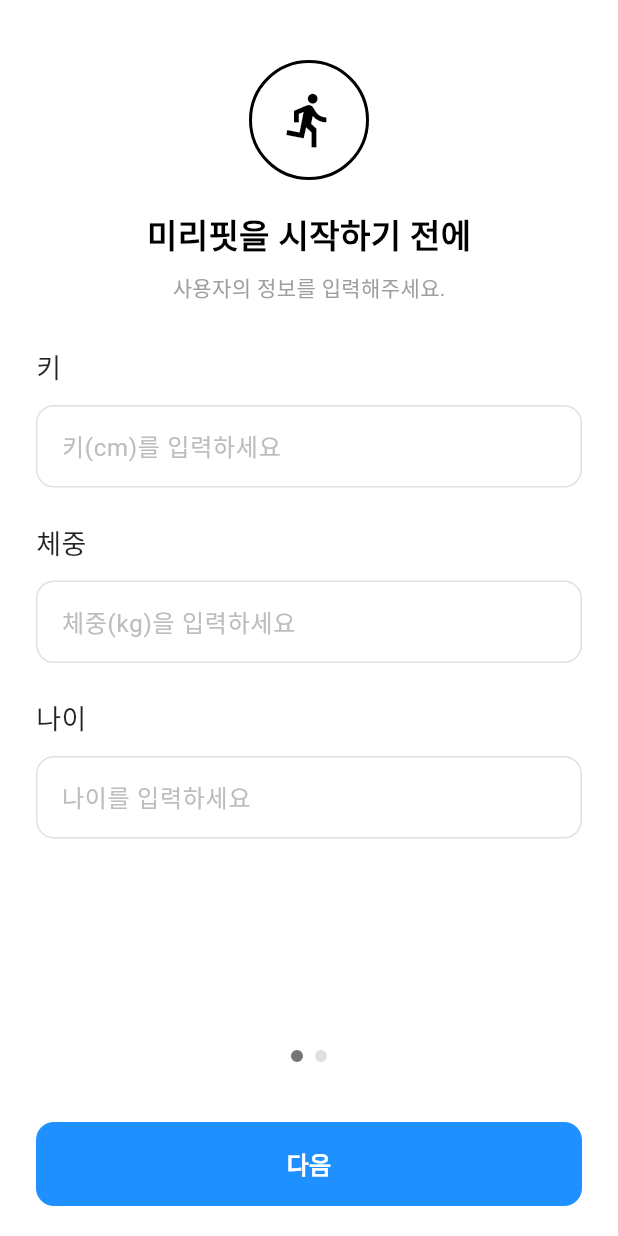
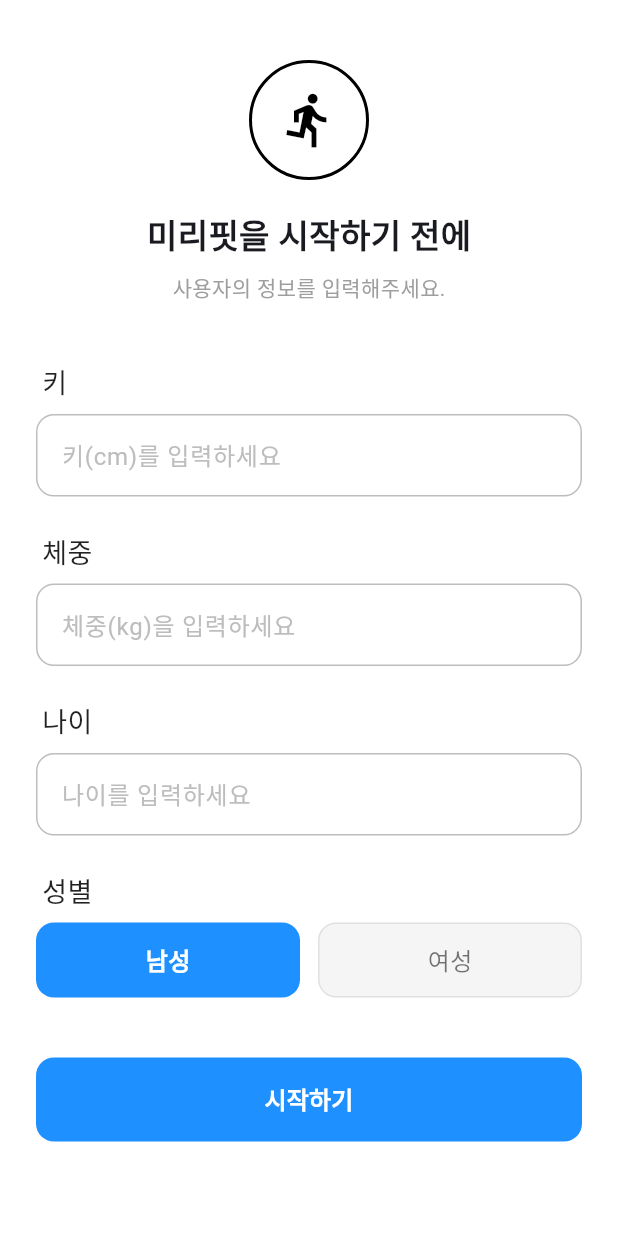
Before and after one commit to 123owq/mirifit, a Flutter app: the screen it shows after launch, on a phone screen of 412 x 824 dp. Run offline on Flutter 3.47's test engine with Material 3 defaults, Android fonts, the phone set to English and light mode, and no system bars; our stand-ins replace camera, image_picker, permission_handler; missing offline and left inert: photo_manager.

Commit message:
모드 제거

```diff
--- a/lib/main.dart
+++ b/lib/main.dart
@@ -16,7 +16,6 @@ import 'package:mirifit/views/record_detail_screen.dart';
 import 'package:mirifit/views/goal_by_date_screen.dart';
 import 'package:mirifit/views/profile_screen.dart';
 import 'package:mirifit/views/full_screen_image_screen.dart';
-import 'package:mirifit/models/app_mode.dart';
 
 void main() async {
   // 1. async 추가
--- a/lib/views/opening_screen.dart
+++ b/lib/views/opening_screen.dart
@@ -1,7 +1,7 @@
 import 'package:flutter/material.dart';
 import 'package:mirifit/models/fitness_data.dart';
-import 'main_screen.dart';
-import '../models/app_mode.dart';
+import 'package:mirifit/views/main_screen.dart';
+// import 'package:mirifit/models/app_mode.dart';
 
 class OpeningScreen extends StatefulWidget {
   const OpeningScreen({super.key});
@@ -11,40 +11,30 @@ class OpeningScreen extends StatefulWidget {
 }
 
 class _OpeningScreenState extends State<OpeningScreen> {
-  final PageController _pageController = PageController();
+  // 입력 컨트롤러
   final TextEditingController _heightController = TextEditingController();
   final TextEditingController _weightController = TextEditingController();
   final TextEditingController _ageController = TextEditingController();
 
-  // 상태 변수들
-  int _currentPage = 0; // 0: 첫번째 페이지, 1: 두번째 페이지
-  String _selectedGender = '남성'; // 기본값
-  AppMode _selectedMode = AppMode.precise; // 기본값
+  // 성별 기본값
+  String _selectedGender = '남성';
 
   @override
   void dispose() {
-    _pageController.dispose();
     _heightController.dispose();
     _weightController.dispose();
     _ageController.dispose();
     super.dispose();
   }
 
-  // 다음 페이지로 이동
-  void _nextPage() {
-    // TODO: 입력값 검증 추가
-    _pageController.nextPage(
-      duration: const Duration(milliseconds: 300),
-      curve: Curves.easeInOut,
-    );
-  }
-
-  // 앱 시작하기 (홈 화면으로 이동)
+  // [다음] 버튼 눌렀을 때 실행
   void _startApp() {
+    // 1. 입력값 가져오기 (비어있으면 0)
     final double height = double.tryParse(_heightController.text) ?? 0;
     final double currentWeight = double.tryParse(_weightController.text) ?? 0;
     final int age = int.tryParse(_ageController.text) ?? 0;
 
+    // 2. 데이터 모델 생성 (나중에 사용할 수 있음)
     final fitnessData = FitnessData(
       height: height,
       currentWeight: currentWeight,
@@ -52,11 +42,11 @@ class _OpeningScreenState extends State<OpeningScreen> {
       gender: _selectedGender,
     );
 
+    // 3. 메인 화면으로 이동 (모드 전달 X)
     Navigator.pushReplacement(
       context,
       MaterialPageRoute(
         builder: (context) => MainScreen(
-          mode: _selectedMode,
           fitnessData: fitnessData,
         ),
       ),
@@ -67,67 +57,75 @@ class _OpeningScreenState extends State<OpeningScreen> {
   Widget build(BuildContext context) {
     return Scaffold(
       backgroundColor: Colors.white,
-      // 키보드 올라왔을 때 화면 밀림 방지 및 여백 터치 시 키보드 닫기
+      // 화면 빈 곳 터치 시 키보드 내리기
       body: GestureDetector(
         onTap: () => FocusScope.of(context).unfocus(),
         child: SafeArea(
-          child: Column(
-            children: [
-              const SizedBox(height: 40),
-              // 1. 상단 공통 헤더 (아이콘 + 타이틀)
-              _buildHeader(),
+          child: SingleChildScrollView(
+            padding: const EdgeInsets.symmetric(horizontal: 24.0),
+            child: Column(
+              crossAxisAlignment: CrossAxisAlignment.start,
+              children: [
+                const SizedBox(height: 40),
 
-              const SizedBox(height: 30),
+                // 1. 상단 헤더
+                Center(child: _buildHeader()),
 
-              // 2. 메인 컨텐츠 (PageView)
-              Expanded(
-                child: PageView(
-                  controller: _pageController,
-                  onPageChanged: (index) {
-                    setState(() {
-                      _currentPage = index;
-                    });
-                  },
+                const SizedBox(height: 40),
+
+                // 2. 입력 폼들
+                _buildInputLabel("키"),
+                _buildTextField(controller: _heightController, hint: "키(cm)를 입력하세요"),
+                const SizedBox(height: 24),
+
+                _buildInputLabel("체중"),
+                _buildTextField(controller: _weightController, hint: "체중(kg)을 입력하세요"),
+                const SizedBox(height: 24),
+
+                _buildInputLabel("나이"),
+                _buildTextField(controller: _ageController, hint: "나이를 입력하세요"),
+                const SizedBox(height: 24),
+
+                // 3. 성별 선택 버튼
+                _buildInputLabel("성별"),
+                Row(
                   children: [
-                    _buildStep1Form(), // 1페이지: 키/체중/나이
-                    _buildStep2Form(), // 2페이지: 성별/모드
+                    Expanded(
+                      child: _buildSelectButton(
+                        text: "남성",
+                        isSelected: _selectedGender == '남성',
+                        onTap: () => setState(() => _selectedGender = '남성'),
+                      ),
+                    ),
+                    const SizedBox(width: 12),
+                    Expanded(
+                      child: _buildSelectButton(
+                        text: "여성",
+                        isSelected: _selectedGender == '여성',
+                        onTap: () => setState(() => _selectedGender = '여성'),
+                      ),
+                    ),
                   ],
                 ),
-              ),
 
-              // 3. 하단 인디케이터 (점 두개)
-              Row(
-                mainAxisAlignment: MainAxisAlignment.center,
-                children: [
-                  _buildIndicator(isActive: _currentPage == 0),
-                  const SizedBox(width: 8),
-                  _buildIndicator(isActive: _currentPage == 1),
-                ],
-              ),
+                const SizedBox(height: 40),
 
-              const SizedBox(height: 20),
-
-              // 4. 하단 버튼 (다음 or 시작하기)
-              Padding(
-                padding: const EdgeInsets.symmetric(
-                  horizontal: 24.0,
-                  vertical: 20,
-                ),
-                child: SizedBox(
+                // 4. [다음] 버튼
+                SizedBox(
                   width: double.infinity,
                   height: 56,
                   child: ElevatedButton(
-                    onPressed: _currentPage == 0 ? _nextPage : _startApp,
+                    onPressed: _startApp,
                     style: ElevatedButton.styleFrom(
-                      backgroundColor: const Color(0xFF1E90FF), // 파란색 (이미지 참조)
+                      backgroundColor: const Color(0xFF1E90FF), // 파란색
                       shape: RoundedRectangleBorder(
                         borderRadius: BorderRadius.circular(12),
                       ),
                       elevation: 0,
                     ),
-                    child: Text(
-                      _currentPage == 0 ? "다음" : "미리핏 시작하기",
-                      style: const TextStyle(
+                    child: const Text(
+                      "시작하기",
+                      style: TextStyle(
                         fontSize: 16,
                         fontWeight: FontWeight.bold,
                         color: Colors.white,
@@ -135,21 +133,20 @@ class _OpeningScreenState extends State<OpeningScreen> {
                     ),
                   ),
                 ),
-              ),
-            ],
+                const SizedBox(height: 40),
+              ],
+            ),
           ),
         ),
       ),
     );
   }
 
-  // --- 위젯 조각들 (Components) ---
+  // --- UI 구성 요소 (위젯) ---
 
-  // 상단 헤더
   Widget _buildHeader() {
     return Column(
       children: [
-        // 로고 아이콘 (원형)
         Container(
           width: 80,
           height: 80,
@@ -157,130 +154,32 @@ class _OpeningScreenState extends State<OpeningScreen> {
             shape: BoxShape.circle,
             border: Border.all(color: Colors.black, width: 2),
           ),
-          child: const Icon(
-            Icons.directions_run,
-            size: 40,
-            color: Colors.black,
-          ),
+          child: const Icon(Icons.directions_run, size: 40, color: Colors.black),
         ),
         const SizedBox(height: 20),
-        const Text(
-          "미리핏을 시작하기 전에",
-          style: TextStyle(
-            fontSize: 22,
-            fontWeight: FontWeight.bold,
-            color: Colors.black,
-          ),
-        ),
+        const Text("미리핏을 시작하기 전에", style: TextStyle(fontSize: 22, fontWeight: FontWeight.bold)),
         const SizedBox(height: 8),
-        const Text(
-          "사용자의 정보를 입력해주세요.",
-          style: TextStyle(fontSize: 14, color: Colors.grey),
-        ),
+        const Text("사용자의 정보를 입력해주세요.", style: TextStyle(fontSize: 14, color: Colors.grey)),
       ],
     );
   }
 
-  // 페이지 1: 키/체중/나이 입력
-  Widget _buildStep1Form() {
-    return SingleChildScrollView(
-      padding: const EdgeInsets.symmetric(horizontal: 24.0),
-      child: Column(
-        crossAxisAlignment: CrossAxisAlignment.start,
-        children: [
-          _buildInputLabel("키"),
-          _buildTextField(controller: _heightController, hint: "키(cm)를 입력하세요"),
-          const SizedBox(height: 24),
-          _buildInputLabel("체중"),
-          _buildTextField(controller: _weightController, hint: "체중(kg)을 입력하세요"),
-          const SizedBox(height: 24),
-          _buildInputLabel("나이"),
-          _buildTextField(controller: _ageController, hint: "나이를 입력하세요"),
-        ],
+  Widget _buildInputLabel(String text) {
+    return Padding(
+      padding: const EdgeInsets.only(bottom: 8.0, left: 4.0),
+      child: Text(
+        text,
+        style: const TextStyle(fontSize: 18, fontWeight: FontWeight.w500, color: Colors.black87),
       ),
     );
   }
 
-  // 페이지 2: 성별/모드 선택
-  Widget _buildStep2Form() {
-    return Padding(
-      padding: const EdgeInsets.symmetric(horizontal: 24.0),
-      child: Column(
-        crossAxisAlignment: CrossAxisAlignment.start,
-        children: [
-          _buildInputLabel("성별"),
-          Row(
-            children: [
-              Expanded(
-                child: _buildSelectButton(
-                  text: "남성",
-                  isSelected: _selectedGender == '남성',
-                  onTap: () => setState(() => _selectedGender = '남성'),
-                ),
-              ),
-              const SizedBox(width: 12),
-              Expanded(
-                child: _buildSelectButton(
-                  text: "여성",
-                  isSelected: _selectedGender == '여성',
-                  onTap: () => setState(() => _selectedGender = '여성'),
-                ),
-              ),
-            ],
-          ),
-          const SizedBox(height: 40),
-          _buildInputLabel("미리핏을 통하여"),
-          Row(
-            children: [
-              Expanded(
-                child: _buildSelectButton(
-                  text: "정밀하게 시작할래요",
-                  isSelected: _selectedMode == AppMode.precise,
-                  onTap: () => setState(() => _selectedMode = AppMode.precise),
-                  fontSize: 13,
-                ),
-              ),
-              const SizedBox(width: 12),
-              Expanded(
-                child: _buildSelectButton(
-                  text: "간편하게 시작할래요",
-                  isSelected: _selectedMode == AppMode.simple,
-                  onTap: () => setState(() => _selectedMode = AppMode.simple),
-                  fontSize: 13,
-                ),
-              ),
-            ],
-          ),
-        ],
-      ),
-    );
-  }
-
-  // --- Helper Widgets ---
-
-  Widget _buildInputLabel(String text) {
-    return Padding(
-      padding: const EdgeInsets.only(bottom: 12.0),
-      child: Text(
-        text,
-        style: const TextStyle(
-          fontSize: 18,
-          fontWeight: FontWeight.w500,
-          color: Colors.black87,
-        ),
-      ),
-    );
-  }
-
-  Widget _buildTextField({
-    required TextEditingController controller,
-    required String hint,
-  }) {
+  Widget _buildTextField({required TextEditingController controller, required String hint}) {
     return Container(
       decoration: BoxDecoration(
         color: Colors.white,
         borderRadius: BorderRadius.circular(12),
-        border: Border.all(color: Colors.grey.shade300),
+        border: Border.all(color: Colors.grey.shade400),
       ),
       child: TextField(
         controller: controller,
@@ -289,55 +188,32 @@ class _OpeningScreenState extends State<OpeningScreen> {
           hintText: hint,
           hintStyle: TextStyle(color: Colors.grey.shade400),
           border: InputBorder.none,
-          contentPadding: const EdgeInsets.symmetric(
-            horizontal: 16,
-            vertical: 14,
-          ),
+          contentPadding: const EdgeInsets.symmetric(horizontal: 16, vertical: 14),
         ),
       ),
     );
   }
 
-  Widget _buildSelectButton({
-    required String text,
-    required bool isSelected,
-    required VoidCallback onTap,
-    double fontSize = 16,
-  }) {
+  Widget _buildSelectButton({required String text, required bool isSelected, required VoidCallback onTap}) {
     return GestureDetector(
       onTap: onTap,
       child: Container(
         height: 50,
         alignment: Alignment.center,
         decoration: BoxDecoration(
-          color: isSelected
-              ? const Color(0xFF1E90FF)
-              : const Color(0xFFF5F5F5), // 선택됨: 파랑, 안됨: 연회색
+          color: isSelected ? const Color(0xFF1E90FF) : const Color(0xFFF5F5F5),
           borderRadius: BorderRadius.circular(12),
-          border: isSelected ? null : Border.all(color: Colors.transparent),
+          border: isSelected ? null : Border.all(color: Colors.grey.shade300),
         ),
         child: Text(
           text,
           style: TextStyle(
             color: isSelected ? Colors.white : Colors.black54,
             fontWeight: isSelected ? FontWeight.bold : FontWeight.normal,
-            fontSize: fontSize,
+            fontSize: 16,
           ),
         ),
       ),
     );
   }
-
-  Widget _buildIndicator({required bool isActive}) {
-    return AnimatedContainer(
-      duration: const Duration(milliseconds: 300),
-      width: 8,
-      height: 8,
-      decoration: BoxDecoration(
-        shape: BoxShape.circle,
-        color: isActive ? Colors.grey.shade600 : Colors.grey.shade300,
-        border: isActive ? Border.all(color: Colors.grey.shade600) : null,
-      ),
-    );
-  }
 }
```
Also changed, not shown: lib/views/generate_screen.dart (+2 -9 lines), lib/views/main_screen.dart (+3 -21 lines), lib/views/profile_screen.dart (+2 -24 lines).
